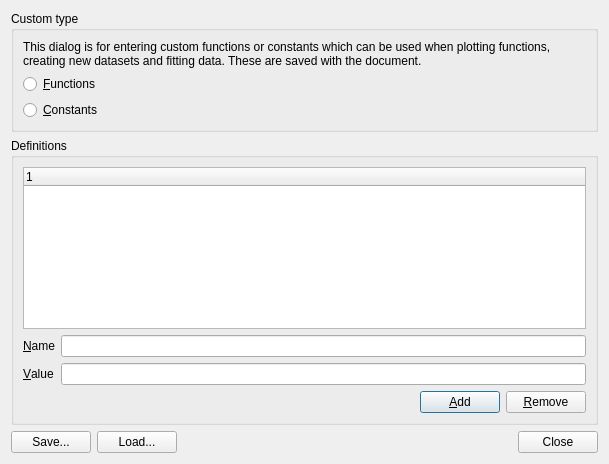
Before: the Qt Designer form dialogs/custom.ui in veusz/veusz, drawn with Qt 5.
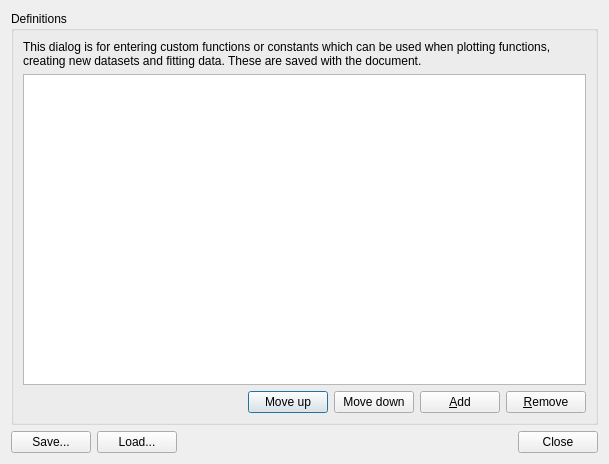
After: the same form once the commit is applied.

Commit message: Reimplement custom functions and constants. Now stored in a single list. Dialog box uses model to display custom settings.

```diff
--- a/dialogs/custom.ui
+++ b/dialogs/custom.ui
@@ -15,11 +15,11 @@
   </property>
   <layout class="QVBoxLayout" name="verticalLayout_2">
    <item>
-    <widget class="QGroupBox" name="groupBox_2">
+    <widget class="QGroupBox" name="groupBox">
      <property name="title">
-      <string>Custom type</string>
+      <string>Definitions</string>
      </property>
-     <layout class="QVBoxLayout" name="verticalLayout">
+     <layout class="QVBoxLayout" name="verticalLayout_3">
       <item>
        <widget class="QLabel" name="label">
         <property name="text">
@@ -31,84 +31,12 @@
        </widget>
       </item>
       <item>
-       <widget class="QRadioButton" name="functionsRadio">
-        <property name="toolTip">
-         <string>Edit function definitions</string>
-        </property>
-        <property name="text">
-         <string>&amp;Functions</string>
-        </property>
-       </widget>
-      </item>
-      <item>
-       <widget class="QRadioButton" name="constantsRadio">
-        <property name="toolTip">
-         <string>Edit constant definitions</string>
-        </property>
-        <property name="text">
-         <string>&amp;Constants</string>
-        </property>
-       </widget>
-      </item>
-     </layout>
-    </widget>
-   </item>
-   <item>
-    <widget class="QGroupBox" name="groupBox">
-     <property name="title">
-      <string>Definitions</string>
-     </property>
-     <layout class="QVBoxLayout" name="verticalLayout_3">
-      <item>
-       <widget class="QTreeWidget" name="definitionTree">
+       <widget class="QTreeView" name="definitionView">
         <property name="rootIsDecorated">
          <bool>false</bool>
         </property>
-        <column>
-         <property name="text">
-          <string notr="true">1</string>
-         </property>
-        </column>
        </widget>
       </item>
-      <item>
-       <layout class="QGridLayout" name="gridLayout">
-        <item row="0" column="0">
-         <widget class="QLabel" name="label_3">
-          <property name="text">
-           <string>&amp;Name</string>
-          </property>
-          <property name="buddy">
-           <cstring>nameEdit</cstring>
-          </property>
-         </widget>
-        </item>
-        <item row="0" column="1">
-         <widget class="QLineEdit" name="nameEdit">
-          <property name="toolTip">
-           <string>Enter a name for a constant or name and arguments for a function, e.g., func(x,y)</string>
-          </property>
-         </widget>
-        </item>
-        <item row="1" column="0">
-         <widget class="QLabel" name="label_2">
-          <property name="text">
-           <string>&amp;Value</string>
-          </property>
-          <property name="buddy">
-           <cstring>definitionEdit</cstring>
-          </property>
-         </widget>
-        </item>
-        <item row="1" column="1">
-         <widget class="QLineEdit" name="definitionEdit">
-          <property name="toolTip">
-           <string>Enter a value for a constant or expression for a function</string>
-          </property>
-         </widget>
-        </item>
-       </layout>
-      </item>
       <item>
        <layout class="QHBoxLayout" name="horizontalLayout">
         <item>
@@ -124,6 +52,20 @@
           </property>
          </spacer>
         </item>
+        <item>
+         <widget class="QPushButton" name="upButton">
+          <property name="text">
+           <string>Move up</string>
+          </property>
+         </widget>
+        </item>
+        <item>
+         <widget class="QPushButton" name="downButton">
+          <property name="text">
+           <string>Move down</string>
+          </property>
+         </widget>
+        </item>
         <item>
          <widget class="QPushButton" name="addButton">
           <property name="text">
```
The commit also changes 4 other files.
